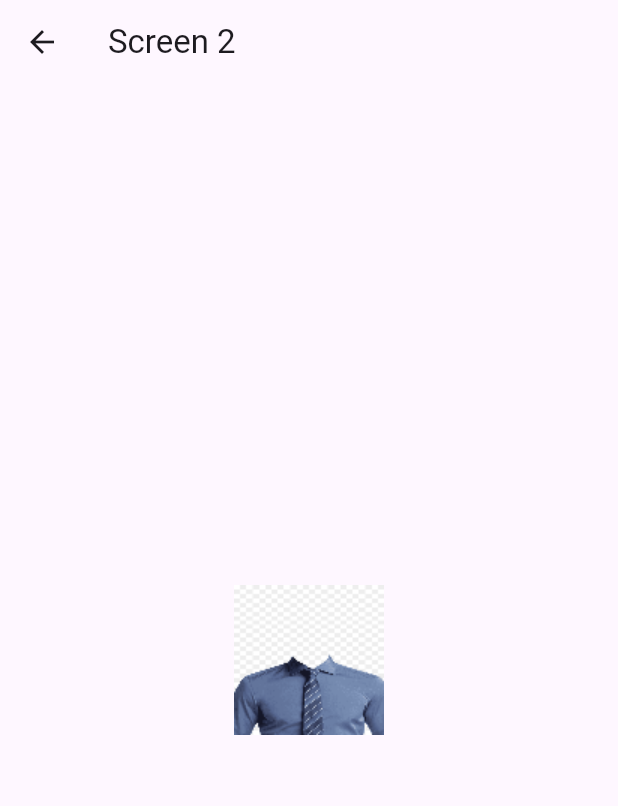
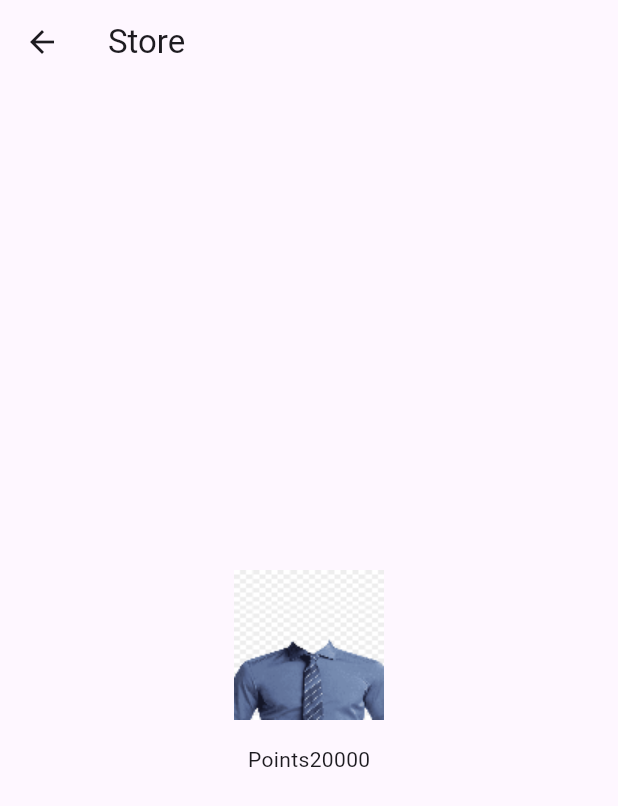
Before and after one commit to ajfdk/ratpack_project, a Flutter app: the Screen2 screen opened directly, on a phone screen of 412 x 824 dp. Shown: the top 806 px of the screen. Run offline on Flutter 3.47's test engine with Material 3 defaults, Android fonts, the phone set to English and light mode, and no system bars.

Commit message:
Bare Bones Shop
Shop has an item with an un-shown price. Clicking the item immediately "Buys" it by simply decreasing the points for now

```diff
--- a/StorePageAssisted/lib/main.dart
+++ b/StorePageAssisted/lib/main.dart
@@ -50,7 +50,7 @@ class MyHomePage extends StatelessWidget {
                 //points-=10;
                 //print(points);
               },
-              child: Text('Go to Screen 2'),
+              child: Text('Go to Store'),
             ),
             ElevatedButton(
               onPressed: () {
--- a/StorePageAssisted/lib/screen2.dart
+++ b/StorePageAssisted/lib/screen2.dart
@@ -11,14 +11,16 @@ class _Screen2State extends State<Screen2> {
   Widget build(BuildContext context) {
     return Scaffold(
       appBar: AppBar(
-        title: Text('Screen 2'),
+        title: Text('Store'),
       ),
       body: Center(
         child: Column(
             mainAxisAlignment: MainAxisAlignment.center,
             children: <Widget>[
-            IconButton(
-              iconSize: 10,
+              Container(
+                margin: EdgeInsets.all(8.0),
+                child: IconButton(
+                  iconSize: 10,
               icon: Image.asset('assets/ShirtS.png'),
             onPressed: () {
               //var LocalPoints = MyHomePage().points;
@@ -30,10 +32,18 @@ class _Screen2State extends State<Screen2> {
               //MyHomePage().points-=10;
               print(pointsShop.toString());
               setState(() => pointsShop -=10);
+              //setState(() => pointsText = pointsShop.toString());
               _Screen2State();
            },
+            ),
+
         //child: Image.asset('images/Shirt.png'),
       ),
+              Text.rich(
+               TextSpan(
+                 text: "Points" + pointsShop.toString()
+               )
+              ),
       ],
     ),
     ),
```
